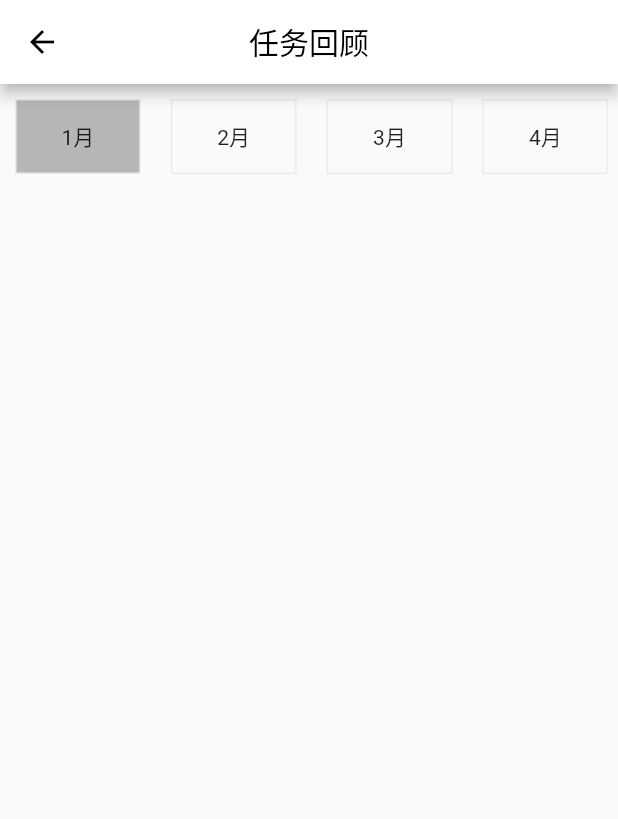
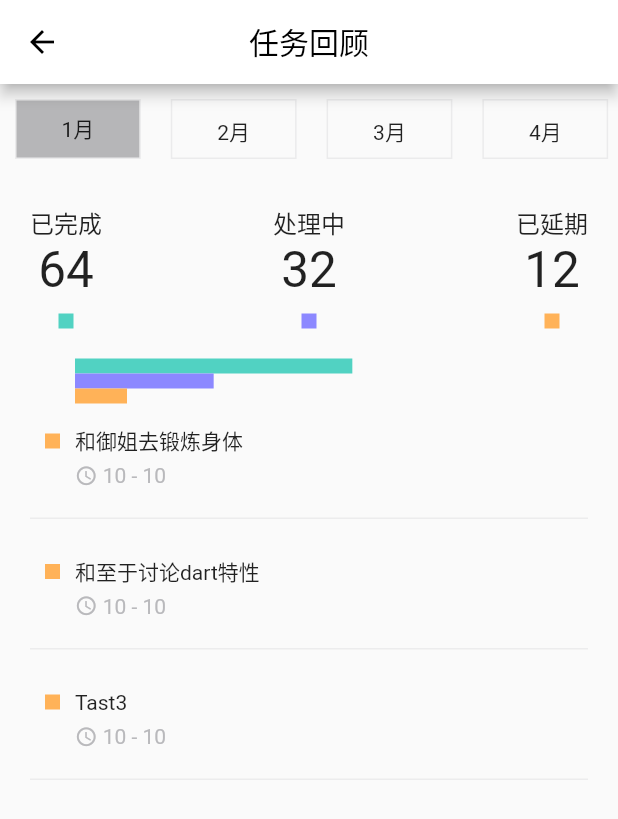
Before and after one commit to JsouLiang/ToDoList, a Flutter app: the OverviewPage screen opened directly, on a phone screen of 412 x 824 dp. Shown: the top 819 px of the screen. Run offline on Flutter 3.47's test engine with Material 2 defaults, Android fonts, the phone set to English and light mode, and no system bars; our stand-ins replace bloc, flutter_bloc, image_picker, shared_preferences, sqflite; accounts and stored records are empty; statements that could not run were skipped.

Commit message:
完成 overview 开发

```diff
--- /dev/null
+++ b/lib/app/data/task_status.dart
@@ -0,0 +1,41 @@
+import 'dart:ui';
+
+class TaskStatus {
+
+  /// 完成状态对应的数值，如 0
+  final int value;
+  /// 完成状态对应的文字描述，如“已完成”
+  final String description;
+  /// 完成状态对应的颜色，如红色
+  final Color color;
+
+  const TaskStatus._(this.value, this.description, this.color);
+
+  /// 重载==运算符
+  /// 如果两个 Priority 对象的 value 相等，则它们相等；
+  /// 如果一个 Priority 对象的 value 和一个整型值相等，则它们相等
+  @override
+  bool operator ==(other) => other is TaskStatus && other.value == value || other == value;
+
+  /// 重载==运算符必须同时重载 hashCode
+  @override
+  int get hashCode => value;
+
+  /// 判断当前 Priority 对象是否比另一个 Priority 对象更加重要，
+  /// 这里的逻辑就是，谁的 value 值更小，谁的完成状态就更高
+  bool isFinished() => this == TaskStatus.finished;
+
+  /// 支持用整型值创建 TaskStatus 对象
+  factory TaskStatus(int status) => values.firstWhere((e) => e.value == status, orElse: () => handling);
+
+  /// 下面定义了允许用户使用的4个枚举值
+  static const TaskStatus handling = TaskStatus._(0, '处理中', const Color(0xff8c88ff));
+  static const TaskStatus finished = TaskStatus._(1, '已完成', const Color(0xff51d2c2));
+  static const TaskStatus delay = TaskStatus._(2, '已延期', const Color(0xffffb258));
+
+  static const List<TaskStatus> values = [
+    handling,
+    finished,
+    delay,
+  ];
+}
--- a/lib/app/data/todo_task.dart
+++ b/lib/app/data/todo_task.dart
@@ -1,4 +1,5 @@
 import 'package:todo_list/app/data/json.dart';
+import 'package:todo_list/app/data/task_status.dart';
 import 'package:todo_list/app/utils/utils.dart';
 import 'package:uuid/uuid.dart';
 
@@ -69,6 +70,17 @@ class TodoTask extends JSONEncodable {
     }
   }
 
+  TaskStatus get status {
+    if (finished) {
+      return TaskStatus.finished;
+    }
+    if (toTime == null || toTime.millisecondsSinceEpoch < DateTime.now().millisecondsSinceEpoch) {
+      // handle
+      return TaskStatus.handling;
+    }
+    return TaskStatus.delay;
+  }
+
   static Uuid _uuid = Uuid();
 
   static String generateNewId() => _uuid.v1();
--- a/lib/app/pages/overview_page.dart
+++ b/lib/app/pages/overview_page.dart
@@ -1,4 +1,6 @@
 import 'package:flutter/material.dart';
+import 'package:todo_list/app/data/task_status.dart';
+import 'package:todo_list/app/data/todo_task.dart';
 import 'package:todo_list/app/widgets/scroll_option_view.dart';
 
 import '../colors.dart';
@@ -24,16 +26,38 @@ final List<String> months = [
 ];
 
 class _OverviewPageState extends State<OverviewPage> {
+  int _finishedTaskCount = 64;
+  int _handlingTaskCount = 32;
+  int _delayedTaskCount = 12;
+  List<TodoTask> _tasks = [
+    TodoTask(title: "和御姐去锻炼身体"),
+    TodoTask(title: "和至于讨论dart特性"),
+    TodoTask(title: "Tast3"),
+  ];
+
   @override
   Widget build(BuildContext context) {
     return Scaffold(
       appBar: _buildAppBar(),
       body: Column(
         children: <Widget>[
-          Container(
-            height: 70,
+          SizedBox(
+            height: 60,
             child: ScrollOptionView(
               options: months,
+            )
+          ),
+          Expanded(
+            flex: 1,
+            child: Padding(
+              padding: EdgeInsets.all(20),
+              child: Column(
+                children: <Widget>[
+                  _buildAllTaskStatusArea(),
+                  _buildColouredStripeArea(),
+                  Expanded(child: _buildTaskListArea(), flex: 1),
+                ],
+              ),
             )
           )
         ],
@@ -41,7 +65,86 @@ class _OverviewPageState extends State<OverviewPage> {
     );
   }
 
-    /// 创建 AppBar
+  Widget _buildAllTaskStatusArea() {
+    return Row(
+      mainAxisAlignment: MainAxisAlignment.spaceBetween,
+      children: <Widget>[
+        _buildTaskStatusView(TaskStatus.finished, _finishedTaskCount),
+        _buildTaskStatusView(TaskStatus.handling, _handlingTaskCount),
+        _buildTaskStatusView(TaskStatus.delay, _delayedTaskCount),
+      ],
+    );
+  }
+
+  Widget _buildColouredStripeArea() {
+    int sum = _finishedTaskCount + _handlingTaskCount + _delayedTaskCount;
+    return Container(
+      margin: EdgeInsets.fromLTRB(30, 10, 30, 10),
+      child: Column(
+        crossAxisAlignment: CrossAxisAlignment.stretch,
+        children: <Widget>[
+          _buildColouredStripe(_finishedTaskCount / sum, const Color(0xff51d2c2)),
+          _buildColouredStripe(_handlingTaskCount / sum, const Color(0xff8c88ff)),
+          _buildColouredStripe(_delayedTaskCount / sum, const Color(0xffffb258)),
+        ],
+      )
+    );
+  }
+
+  Widget _buildTaskListArea() {
+    return ListView.builder(
+      itemCount: _tasks.length,
+      itemBuilder: (context, index) {
+        TodoTask task = _tasks[index];
+        return Column(
+          children: <Widget>[
+            Row(
+              children: <Widget>[
+                Container(color: task.status.color, height: 10, width: 10, margin: EdgeInsets.all(10),),
+                Text(task.title),
+              ],
+            ),
+            Padding(
+              padding: EdgeInsets.fromLTRB(30, 0, 0, 0),
+              child: Row(
+                children: <Widget>[
+                  Icon(Icons.access_time, size: 15, color: Color(0xffb9b9bc),),
+                  Text(' ${task.fromTime.hour} - ${task.toTime.hour}', style: TextStyle(color: Color(0xffb9b9bc))),
+                ],
+              ),
+            ),
+            Container(height: 1, color: Color(0xffececed), margin: EdgeInsets.fromLTRB(0, 20, 0, 20),)
+          ],
+        );
+      }
+    );
+  }
+
+  Widget _buildColouredStripe(double percentage, Color color) {
+    return SizedBox(
+      height: 10,
+      child: FractionallySizedBox(
+        alignment: Alignment.centerLeft,
+        widthFactor: percentage,
+        child: DecoratedBox(decoration: BoxDecoration(color: color),),
+      ),
+    );
+  }
+
+  Widget _buildTaskStatusView(TaskStatus status, int count) {
+    if (status == null) {
+      status = TaskStatus.handling;
+    }
+    return Column(
+      children: <Widget>[
+        Text(status.description, style: TextStyle(fontSize: 16)),
+        Text(count.toString(), style: TextStyle(fontSize: 33)),
+        Container(color: status.color, height: 10, width: 10, margin: EdgeInsets.all(10),)
+      ],
+    );
+  }
+
+  /// 创建 AppBar
   Widget _buildAppBar() {
     return AppBar(
       // 设置 AppBar 的背景色为白色
--- a/lib/app/widgets/scroll_option_view.dart
+++ b/lib/app/widgets/scroll_option_view.dart
@@ -57,12 +57,7 @@ class _ScrollOptionViewState extends State<ScrollOptionView> {
     return AnimatedList(
       scrollDirection: Axis.horizontal,
       initialItemCount: options.length,
-      itemBuilder: (context, index, animation) {
-        if (index < 0 || index >= options.length) {
-          return null;
-        }
-        return _buildRow(context, options[index], index);
-      }
+      itemBuilder: (context, index, animation) => _buildRow(context, options[index], index),
     );
   }
 
@@ -74,7 +69,7 @@ class _ScrollOptionViewState extends State<ScrollOptionView> {
       } else {
         content = Container(
           alignment: Alignment.center,
-          padding: const EdgeInsets.fromLTRB(30, 10, 30, 10),
+          padding: const EdgeInsets.fromLTRB(30, 5, 30, 5),
           margin: const EdgeInsets.all(10),
           decoration: BoxDecoration(
             border: Border.all(color: Color(0xffebebec)),
```
